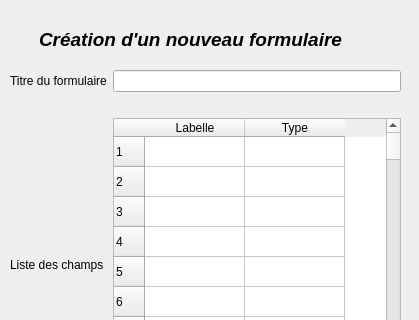
Qt form dialogcreateform.ui (Dragorane/sondihm) before a commit; both pictures show x 0 to 419 and y 0 to 320 of the 419 by 471 pixel window.
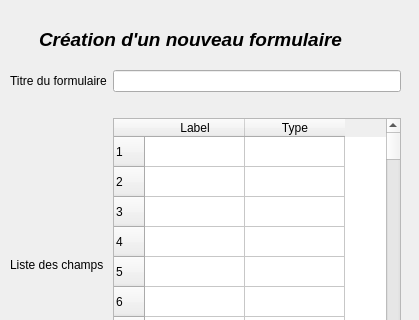
The same form after that commit.

Diff of the .ui file:
```diff
--- a/dialogcreateform.ui
+++ b/dialogcreateform.ui
@@ -1101,7 +1101,7 @@
       <row/>
       <column>
        <property name="text">
-        <string>Labelle</string>
+        <string>Label</string>
        </property>
       </column>
       <column>
```
Left out of the diff: 2 changed lines with no effect on the pictures.
